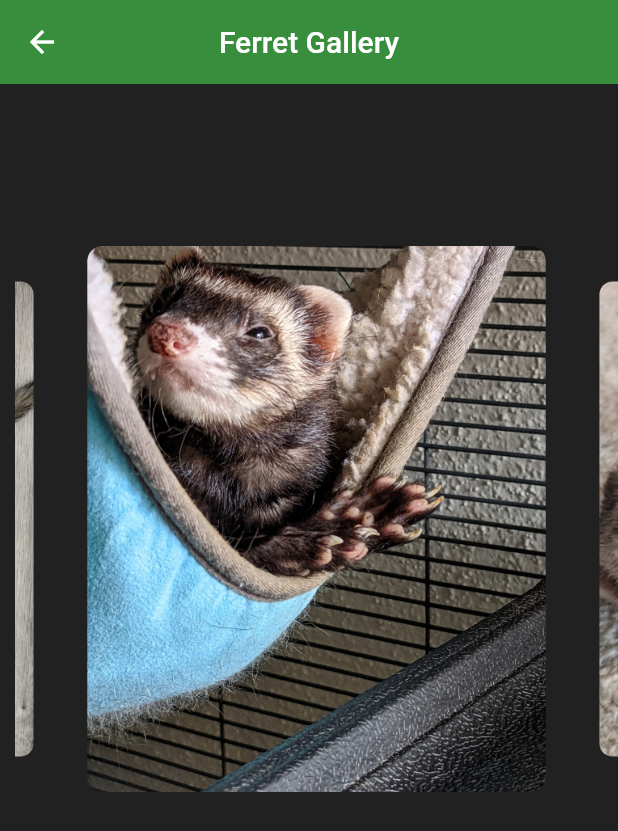
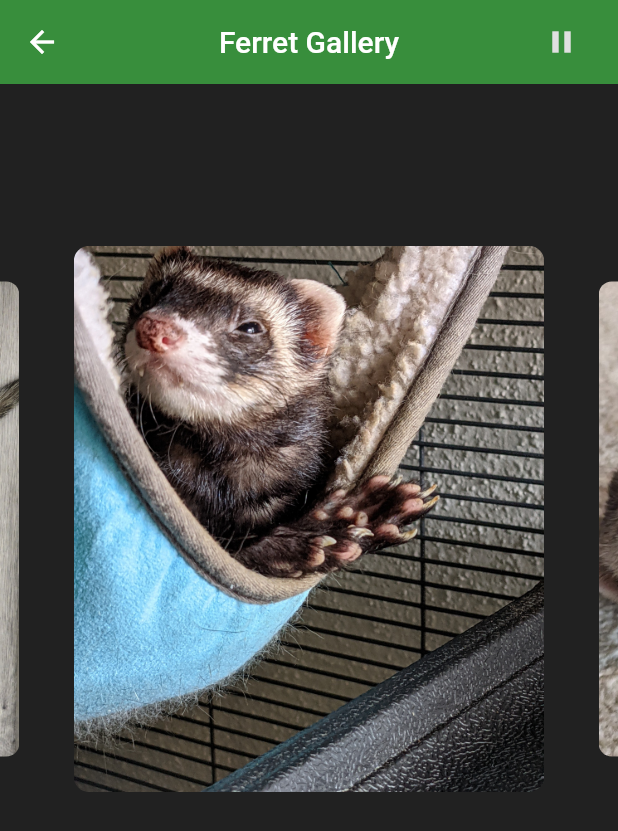
Before and after one commit to zeroax1s/app1, a Flutter app: the screen it shows after launch, swiped to page 3, on a phone screen of 412 x 824 dp. Shown: the top 831 px of the screen. Run offline on Flutter 3.47's test engine with Material 2 defaults, Android fonts, the phone set to English and light mode, and no system bars; drawn by our look-alikes of carousel_slider.

Commit message:
Added pause button to stop autoplay

```diff
--- a/carouselfun/lib/Pages/home.dart
+++ b/carouselfun/lib/Pages/home.dart
@@ -19,6 +19,8 @@ class _HomeState extends State<Home> {
     'img/ferret3.jpg',
     'img/ferret4.jpg'
   ];
+  bool _autoPlay = true;
+  final CarouselController _controller = CarouselController();
 
   @override
   Widget build(BuildContext context) {
@@ -29,9 +31,26 @@ class _HomeState extends State<Home> {
         title: Text('Ferret Gallery'),
         centerTitle: true,
         elevation: 0,
+        actions: <Widget>[
+          TextButton.icon(
+            icon: Icon(_autoPlay ? Icons.pause : Icons.play_arrow,
+                color: Colors.grey[300]),
+            onPressed: () {
+              setState(() {
+                _autoPlay = !_autoPlay;
+              });
+              if (_autoPlay) {
+                _controller.startAutoPlay();
+              } else {
+                _controller.stopAutoPlay();
+              }
+            },
+            label: Text(' '),
+          ),
+        ],
       ),
       body: Padding(
-        padding: const EdgeInsets.fromLTRB(10, 100, 0, 0),
+        padding: const EdgeInsets.fromLTRB(0, 100, 0, 0),
         child: ListView(children: [
           CarouselSlider(
             items: myImages.map((path) {
@@ -49,7 +68,7 @@ class _HomeState extends State<Home> {
             options: CarouselOptions(
               height: 380.0,
               enlargeCenterPage: true,
-              autoPlay: true,
+              autoPlay: _autoPlay,
               aspectRatio: 16 / 9,
               autoPlayCurve: Curves.fastOutSlowIn,
               enableInfiniteScroll: true,
```
